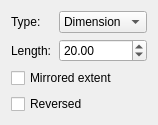
Above: src/Mod/PartDesign/Gui/TaskPadParameters.ui from berndhahnebach/All_FreeCAD before the change. Below: the same form after it.
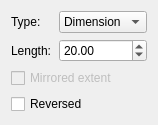
That is the form after the change.

What changed in the file:
```diff
--- a/src/Mod/PartDesign/Gui/TaskPadParameters.ui
+++ b/src/Mod/PartDesign/Gui/TaskPadParameters.ui
@@ -63,6 +63,9 @@
    </item>
    <item>
     <widget class="QCheckBox" name="checkBoxMirrored">
+     <property name="enabled">
+      <bool>false</bool>
+     </property>
      <property name="text">
       <string>Mirrored extent</string>
      </property>
```
